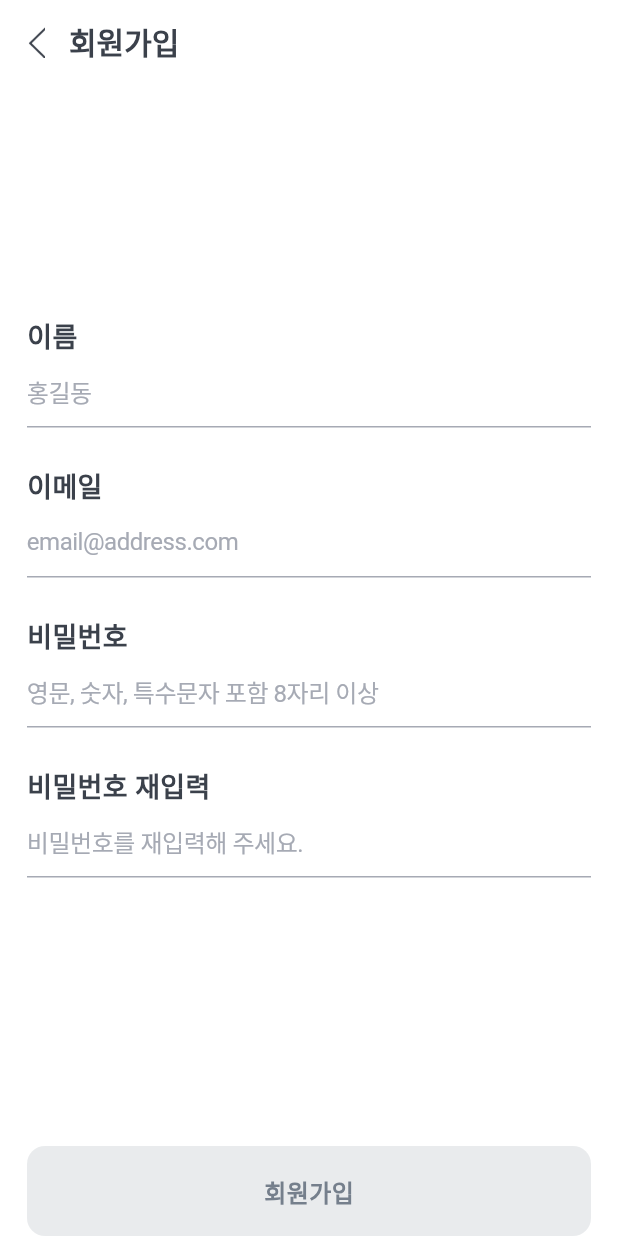
After one commit to hot-spicy-potato/public_parking_info_fe, a Flutter app: the EmailLoginPage screen opened by its route, after a tap on "회원가입", on a phone screen of 412 x 824 dp. The commit adds this screen. Run offline on Flutter 3.47's test engine with Material 3 defaults, Android fonts, the phone set to English and light mode, and no system bars; our stand-ins replace cookie_jar, dio, dio_cookie_manager, dropdown_button2, flutter_riverpod, freezed_annotation and 5 more; missing offline and left inert: kakao_flutter_sdk, kakao_map_plugin, scroll_datetime_picker, scroll_time_picker, simple_animated_rating_bar; accounts and stored records are empty; network calls fail; Roboto replaces fonts that are missing (Pretendard).

Commit message:
feat: login, signup

```diff
--- a/lib/core/constants/ui/custom_colors.dart
+++ b/lib/core/constants/ui/custom_colors.dart
@@ -11,6 +11,8 @@ class CustomColors {
   static const Color textField = Color(0xffDBDBDB);
   static const Color grey = Color(0xff757F8C);
   static const Color darkGrey = Color(0xff3B414B);
+  static const Color darkGrey2 = Color(0xff606060);
   static const Color primary = Color(0xff613EEA);
   static const Color kakao = Color(0xffFEE500);
+  static const Color dangerous = Color(0xFFFF0000);
 }
--- a/lib/data/models/request/login_request.dart
+++ b/lib/data/models/request/login_request.dart
@@ -5,12 +5,14 @@ part 'login_request.g.dart';
 
 @freezed
 class LoginRequest with _$LoginRequest {
-  factory LoginRequest({required String email, required String password}) =
-      _LoginRequest;
+  factory LoginRequest({required String email, required String password}) = _LoginRequest;
 
-  factory LoginRequest.fromJson(Map<String, dynamic> json) =>
-      _$LoginRequestFromJson(json);
+  factory LoginRequest.fromJson(Map<String, dynamic> json) => _$LoginRequestFromJson(json);
 
   @override
   dynamic noSuchMethod(Invocation invocation) => super.noSuchMethod(invocation);
+
+  static LoginRequest defaultLoginRequest() {
+    return LoginRequest(email: "", password: "");
+  }
 }
--- a/lib/data/models/request/signup_request.dart
+++ b/lib/data/models/request/signup_request.dart
@@ -8,12 +8,16 @@ class SignupRequest with _$SignupRequest {
   factory SignupRequest({
     required String email,
     required String password,
+    String? rePassword,
     required String name,
   }) = _SignupRequest;
 
-  factory SignupRequest.fromJson(Map<String, dynamic> json) =>
-      _$SignupRequestFromJson(json);
+  factory SignupRequest.fromJson(Map<String, dynamic> json) => _$SignupRequestFromJson(json);
 
   @override
   dynamic noSuchMethod(Invocation invocation) => super.noSuchMethod(invocation);
+
+  static SignupRequest defaultSignupRequest() {
+    return SignupRequest(email: "", name: "", password: "", rePassword: "");
+  }
 }
--- /dev/null
+++ b/lib/presentation/pages/email_login_page.dart
@@ -0,0 +1,113 @@
+import 'package:flutter/material.dart';
+import 'package:flutter_riverpod/flutter_riverpod.dart';
+import 'package:go_router/go_router.dart';
+import 'package:public_parking_info_fe/core/constants/ui/custom_colors.dart';
+import 'package:public_parking_info_fe/core/constants/ui/custom_fonts.dart';
+import 'package:public_parking_info_fe/data/models/response/login_response.dart';
+import 'package:public_parking_info_fe/presentation/widgets/custom_bottom_button.dart';
+import 'package:public_parking_info_fe/presentation/widgets/custom_text_field.dart';
+import 'package:public_parking_info_fe/providers/login_provider.dart';
+import 'package:public_parking_info_fe/resources/resources.dart';
+import 'package:public_parking_info_fe/services/user_service.dart';
+
+class EmailLoginPage extends ConsumerStatefulWidget {
+  const EmailLoginPage({super.key});
+
+  @override
+  ConsumerState<ConsumerStatefulWidget> createState() => _EmailLoginPageState();
+}
+
+class _EmailLoginPageState extends ConsumerState<EmailLoginPage> {
+  final _formKey = GlobalKey<FormState>();
+
+  @override
+  Widget build(BuildContext context) {
+    final loginProvider = ref.watch(loginNotifireProvider.notifier);
+    final UserService userService = UserService.instance;
+
+    return Scaffold(
+      extendBodyBehindAppBar: true,
+      backgroundColor: Colors.white,
+      appBar: AppBar(
+        title: Text(
+          "로그인",
+          style: CustomFonts.w600(fontSize: 20, color: CustomColors.darkGrey),
+          textAlign: TextAlign.center,
+        ),
+        leading: GestureDetector(
+          onTap: () => context.pop(),
+          child: Padding(
+            padding: const EdgeInsets.only(left: 18),
+            child: Image.asset(Images.arrowLeft),
+          ),
+        ),
+        leadingWidth: 30,
+        backgroundColor: Colors.white,
+      ),
+      bottomNavigationBar: SafeArea(
+        child: Padding(
+          padding: const EdgeInsets.symmetric(horizontal: 18),
+          child: GestureDetector(
+            onTap: () async {
+              final LoginResponse? response = await loginProvider.login();
+              if (response != null) {
+                await userService.saveAccessToken(response.token.accessToken);
+                context.pushReplacementNamed("main");
+              }
+            },
+            child: CustomBottomButton(
+              color: CustomColors.primary,
+              text: "로그인",
+              fontColor: Colors.white,
+              height: 60,
+              radius: 12,
+            ),
+          ),
+        ),
+      ),
+      body: SafeArea(
+        child: GestureDetector(
+          onTap: () => FocusManager.instance.primaryFocus?.unfocus(),
+          child: Padding(
+            padding: const EdgeInsets.symmetric(horizontal: 18),
+            child: Form(
+              key: _formKey,
+              child: Center(
+                child: SingleChildScrollView(
+                  child: Column(
+                    crossAxisAlignment: CrossAxisAlignment.start,
+                    children: [
+                      CustomTextField(
+                        title: "이메일",
+                        hintText: "email@address.com",
+                        validator: (value) {},
+                        onChanged: (value) {
+                          loginProvider.setEmail(value);
+                        },
+                      ),
+                      CustomTextField(
+                        title: "비밀번호",
+                        hintText: "영문, 숫자, 특수문자 포함 8자리 이상",
+                        validator: (value) {},
+                        onChanged: (value) {
+                          loginProvider.setPassword(value);
+                        },
+                      ),
+                      GestureDetector(
+                        onTap: () => context.pushReplacementNamed("signup"),
+                        child: Text(
+                          "회원가입",
+                          style: CustomFonts.w600(fontSize: 16, color: CustomColors.darkGrey2),
+                        ),
+                      ),
+                    ],
+                  ),
+                ),
+              ),
+            ),
+          ),
+        ),
+      ),
+    );
+  }
+}
--- /dev/null
+++ b/lib/presentation/pages/signup_page.dart
@@ -0,0 +1,148 @@
+import 'package:flutter/material.dart';
+import 'package:flutter_riverpod/flutter_riverpod.dart';
+import 'package:go_router/go_router.dart';
+import 'package:public_parking_info_fe/core/constants/ui/custom_colors.dart';
+import 'package:public_parking_info_fe/core/constants/ui/custom_fonts.dart';
+import 'package:public_parking_info_fe/data/models/response/login_response.dart';
+import 'package:public_parking_info_fe/presentation/widgets/custom_bottom_button.dart';
+import 'package:public_parking_info_fe/presentation/widgets/custom_text_field.dart';
+import 'package:public_parking_info_fe/providers/signup_provider.dart';
+import 'package:public_parking_info_fe/providers/user_api_provider.dart';
+import 'package:public_parking_info_fe/resources/resources.dart';
+
+class SignupPage extends ConsumerStatefulWidget {
+  const SignupPage({super.key});
+
+  @override
+  ConsumerState<ConsumerStatefulWidget> createState() => _SignupPageState();
+}
+
+class _SignupPageState extends ConsumerState<SignupPage> {
+  final _formKey = GlobalKey<FormState>();
+
+  @override
+  Widget build(BuildContext context) {
+    final signupProvider = ref.watch(signupNotifierProvider.notifier);
+    bool enableSignup = ref.watch(enableSignupProvider);
+
+    return Scaffold(
+      extendBodyBehindAppBar: true,
+      backgroundColor: Colors.white,
+      appBar: AppBar(
+        title: Text(
+          "회원가입",
+          style: CustomFonts.w600(fontSize: 20, color: CustomColors.darkGrey),
+          textAlign: TextAlign.center,
+        ),
+        leading: GestureDetector(
+          onTap: () => context.pop(),
+          child: Padding(
+            padding: const EdgeInsets.only(left: 18),
+            child: Image.asset(Images.arrowLeft),
+          ),
+        ),
+        leadingWidth: 30,
+        backgroundColor: Colors.white,
+      ),
+      bottomNavigationBar: SafeArea(
+        child: Padding(
+          padding: const EdgeInsets.symmetric(horizontal: 18),
+          child: GestureDetector(
+            onTap: () async {
+              if (enableSignup) {
+                final LoginResponse? response = await signupProvider.signup();
+                if (response != null) {
+                  await userService.saveAccessToken(response.token.accessToken);
+                  context.pushNamed("main");
+                }
+              }
+            },
+            child: CustomBottomButton(
+              color: enableSignup ? CustomColors.primary : CustomColors.whiteGrey,
+              text: "회원가입",
+              fontColor: enableSignup ? Colors.white : CustomColors.grey,
+              height: 60,
+              radius: 12,
+            ),
+          ),
+        ),
+      ),
+      body: SafeArea(
+        child: GestureDetector(
+          onTap: () => FocusManager.instance.primaryFocus?.unfocus(),
+          child: Padding(
+            padding: const EdgeInsets.symmetric(horizontal: 18),
+            child: Form(
+              key: _formKey,
+              child: Center(
+                child: SingleChildScrollView(
+                  child: Column(
+                    children: [
+                      CustomTextField(
+                        title: "이름",
+                        hintText: "홍길동",
+                        validator: (value) {
+                          if (value == null ||
+                              value.isEmpty ||
+                              value.length < 2 ||
+                              value.length > 10) {
+                            return "최소 2자 이상 최대 10자 이하를 입력해 주세요.";
+                          }
+                        },
+                        onChanged: (value) {
+                          signupProvider.setName(value);
+                        },
+                      ),
+                      CustomTextField(
+                        title: "이메일",
+                        hintText: "email@address.com",
+                        validator: (value) {
+                          final emailRegex = RegExp(r'^[\w-\.]+@([\w-]+\.)+[\w-]{2,4}$');
+                          if (value == null || value.isEmpty || !emailRegex.hasMatch(value)) {
+                            return "올바른 이메일 형식을 입력해 주세요.";
+                          }
+                        },
+                        onChanged: (value) {
+                          signupProvider.setEmail(value);
+                        },
+                      ),
+                      CustomTextField(
+                        title: "비밀번호",
+                        hintText: "영문, 숫자, 특수문자 포함 8자리 이상",
+                        validator: (value) {
+                          final regex = RegExp(
+                            r'^(?=.*[A-Za-z])(?=.*\d)(?=.*[,\.\!\?\_\-\*])[A-Za-z\d,\.\!\?\_\-\*]{8,}$',
+                          );
+                          if (value == null || value.isEmpty || !regex.hasMatch(value)) {
+                            return "영문, 숫자, 특수문자를 포함하여 8자리 이상 입력해 주세요.";
+                          }
+                        },
+                        onChanged: (value) {
+                          signupProvider.setPassword(value);
+                        },
+                      ),
+                      CustomTextField(
+                        title: "비밀번호 재입력",
+                        hintText: "비밀번호를 재입력해 주세요.",
+                        validator: (value) {
+                          if (value == null ||
+                              value.isEmpty ||
+                              signupProvider.getPassword() != value) {
+                            return "비밀번호가 일치하지 않습니다.";
+                          }
+                        },
+                        onChanged: (value) {
+                          signupProvider.setRePassword(value);
+                        },
+                      ),
+                    ],
+                  ),
+                ),
+              ),
+            ),
+          ),
+        ),
+      ),
+    );
+  }
+}
--- a/lib/presentation/widgets/custom_bottom_button.dart
+++ b/lib/presentation/widgets/custom_bottom_button.dart
@@ -6,29 +6,26 @@ class CustomBottomButton extends ConsumerWidget {
   final Color color;
   final String text;
   final Color fontColor;
+  final double? height;
+  final double? radius;
+
   const CustomBottomButton({
     required this.color,
     required this.text,
     required this.fontColor,
+    this.height,
+    this.radius,
     super.key,
   });
 
   @override
   Widget build(BuildContext context, WidgetRef ref) {
-    return GestureDetector(
-      onTap: () async {},
-      child: Container(
-        padding: const EdgeInsets.symmetric(vertical: 16),
-        alignment: Alignment.center,
-        decoration: BoxDecoration(
-          color: color,
-          borderRadius: BorderRadius.circular(15),
-        ),
-        child: Text(
-          text,
-          style: CustomFonts.w600(fontSize: 16, color: fontColor),
-        ),
-      ),
+    return Container(
+      height: height,
+      padding: const EdgeInsets.symmetric(vertical: 16),
+      alignment: Alignment.center,
+      decoration: BoxDecoration(color: color, borderRadius: BorderRadius.circular(radius ?? 15)),
+      child: Text(text, style: CustomFonts.w600(fontSize: 16, color: fontColor)),
     );
   }
 }
--- /dev/null
+++ b/lib/presentation/widgets/custom_text_field.dart
@@ -0,0 +1,72 @@
+import 'package:flutter/material.dart';
+import 'package:flutter_riverpod/flutter_riverpod.dart';
+import 'package:public_parking_info_fe/core/constants/ui/custom_colors.dart';
+import 'package:public_parking_info_fe/core/constants/ui/custom_fonts.dart';
+
+class CustomTextField extends ConsumerStatefulWidget {
+  final String title;
+  final String hintText;
+  final String? Function(String?)? validator;
+  final TextEditingController? passwordController;
+  final Function(String)? onChanged;
+  const CustomTextField({
+    required this.title,
+    required this.hintText,
+    required this.onChanged,
+    this.validator,
+    this.passwordController,
+    super.key,
+  });
+
+  @override
+  ConsumerState<ConsumerStatefulWidget> createState() => _CustomTextFieldState();
+}
+
+class _CustomTextFieldState extends ConsumerState<CustomTextField> {
+  @override
+  Widget build(BuildContext context) {
+    return SizedBox(
+      height: 100,
+      child: Column(
+        crossAxisAlignment: CrossAxisAlignment.start,
+        children: [
+          Text(widget.title, style: CustomFonts.w600(fontSize: 18, color: CustomColors.darkGrey)),
+          TextFormField(
+            onChanged: widget.onChanged,
+            style: CustomFonts.w400(
+              fontSize: 16,
+              color: CustomColors.darkGrey,
+              letterSpacing: -0.3,
+            ),
+            controller: widget.passwordController,
+            autovalidateMode: AutovalidateMode.onUnfocus,
+            decoration: InputDecoration(
+              contentPadding: EdgeInsets.all(0),
+              enabledBorder: UnderlineInputBorder(
+                borderSide: BorderSide(color: CustomColors.lightGrey),
+              ),
+              focusedBorder: UnderlineInputBorder(
+                borderSide: BorderSide(color: CustomColors.primary),
+              ),
+              errorBorder: UnderlineInputBorder(
+                borderSide: BorderSide(color: CustomColors.lightGrey),
+              ),
+              hintText: widget.hintText,
+              hintStyle: CustomFonts.w400(
+                fontSize: 16,
+                color: CustomColors.lightGrey,
+                letterSpacing: -0.3,
+              ),
+              errorStyle: CustomFonts.w400(
+                fontSize: 14,
+                color: CustomColors.dangerous,
+                letterSpacing: -0.3,
+              ),
+            ),
+            validator: widget.validator,
+          ),
+        ],
+      ),
+    );
+  }
+}
--- /dev/null
+++ b/lib/providers/signup_provider.dart
@@ -0,0 +1,78 @@
+import 'package:flutter_riverpod/flutter_riverpod.dart';
+import 'package:public_parking_info_fe/data/datasource/user_api.dart';
+import 'package:public_parking_info_fe/data/models/request/signup_request.dart';
+import 'package:public_parking_info_fe/data/models/response/login_response.dart';
+
+final enableSignupProvider = Provider<bool>((ref) {
+  final state = ref.watch(signupNotifierProvider);
+  return SignupNotifier(state).enableSignup();
+});
+
+final signupNotifierProvider = StateNotifierProvider<SignupNotifier, SignupRequest>(
+  (ref) => SignupNotifier(SignupRequest.defaultSignupRequest()),
+);
+
+class SignupNotifier extends StateNotifier<SignupRequest> {
+  SignupNotifier(super.state);
+
+  final UserApi api = UserApi.instance;
+
+  String getPassword() {
+    return state.password;
+  }
+
+  void setEmail(String email) {
+    state = state.copyWith(email: email);
+  }
+
+  void setName(String name) {
+    state = state.copyWith(name: name);
+  }
+
+  void setPassword(String password) {
+    state = state.copyWith(password: password);
+  }
+
+  void setRePassword(String rePassword) {
+    state = state.copyWith(rePassword: rePassword);
+  }
+
+  bool checkName() {
+    final name = state.name;
+    if (name.length < 2 || name.length > 10) return false;
+    return true;
+  }
+
+  bool checkEmail() {
+    final email = state.email;
+    final emailRegex = RegExp(r'^[\w-\.]+@([\w-]+\.)+[\w-]{2,4}$');
+    if (!emailRegex.hasMatch(email)) return false;
+    return true;
+  }
+
+  bool checkPassword() {
+    final password = state.password;
+    final rePassword = state.rePassword;
+    final regex = RegExp(
+      r'^(?=.*[A-Za-z])(?=.*\d)(?=.*[,\.\!\?\_\-\*])[A-Za-z\d,\.\!\?\_\-\*]{8,}$',
+    );
+    if (!regex.hasMatch(password) || password != rePassword) return false;
+    return true;
+  }
+
+  bool enableSignup() {
+    return state.email.isNotEmpty &&
+        state.name.isNotEmpty &&
+        state.password.isNotEmpty &&
+        checkName() &&
+        checkEmail() &&
+        checkPassword();
+  }
+
+  Future<LoginResponse?> signup() async {
+    if (enableSignup()) {
+      return await api.signup(state);
+    }
+    return null;
+  }
+}
--- a/lib/resources/images.dart
+++ b/lib/resources/images.dart
@@ -3,9 +3,13 @@ part of 'resources.dart';
 class Images {
   Images._();
 
+  static const String text = 'assets/imgs/Text.png';
   static const String alarmIcon = 'assets/imgs/alarm_icon.png';
+  static const String arrowLeft = 'assets/imgs/arrow_left.png';
   static const String arrowRight = 'assets/imgs/arrow_right.png';
   static const String carIcon = 'assets/imgs/car_icon.png';
+  static const String completedSignupIcon =
+      'assets/imgs/completed_signup_icon.png';
   static const String currentLocationIcon =
       'assets/imgs/current_location_icon.png';
   static const String dotMenuIcon = 'assets/imgs/dot_menu_icon.png';
@@ -13,6 +17,7 @@ class Images {
   static const String enableParkingCountIcon =
       'assets/imgs/enable_parking_count_icon.png';
   static const String favoriteIcon = 'assets/imgs/favorite_icon.png';
+  static const String helperTextIcon = 'assets/imgs/helper_text_icon.png';
   static const String historyIcon = 'assets/imgs/history_icon.png';
   static const String kakaoIcon = 'assets/imgs/kakao_icon.png';
   static const String kakaoLoginIcon = 'assets/imgs/kakao_login_icon.png';
```
Also changed, not shown: lib/main.dart (+11 -10 lines), lib/presentation/pages/completed_signup_page.dart (added, +56 -0 lines), lib/presentation/widgets/custom_app_bar.dart (added, +26 -0 lines), lib/presentation/widgets/request_login_sheet.dart (+13 -31 lines), lib/providers/login_provider.dart (added, +26 -0 lines), assets/imgs/Text.png (added), assets/imgs/arrow_left.png (added), assets/imgs/completed_signup_icon.png (added), assets/imgs/helper_text_icon.png (added), lib/data/models/request/signup_request.freezed.dart, lib/data/models/request/signup_request.g.dart, 1 other file.
